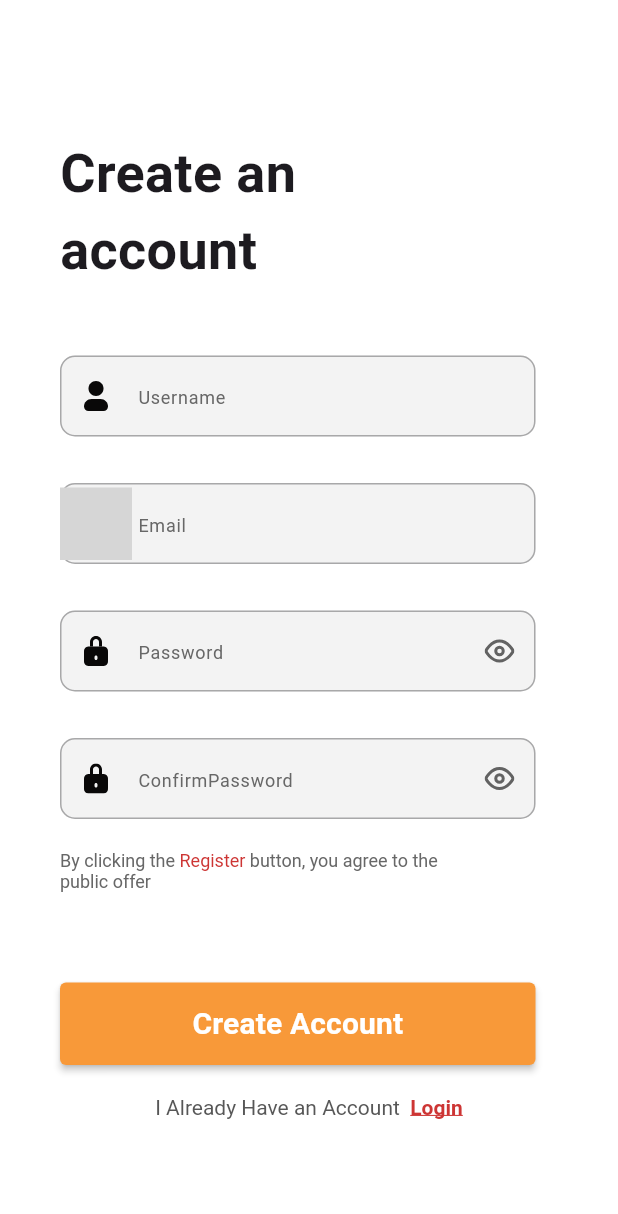
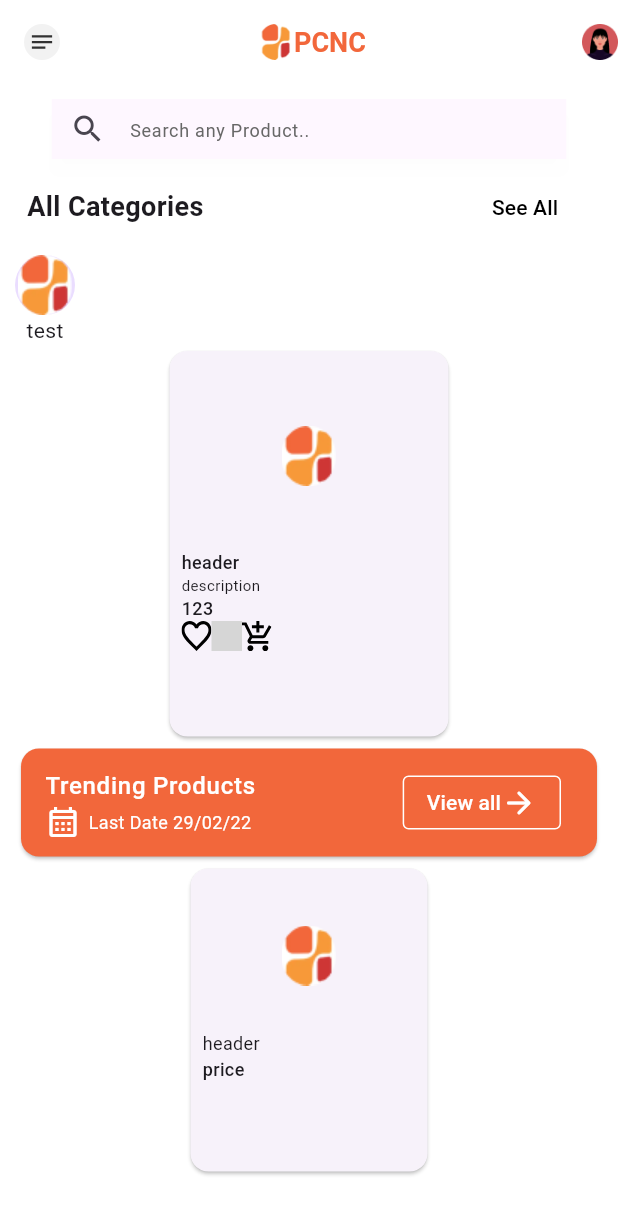
Before and after one commit to Natalia-Salameh/e-commerce, a Flutter app: the screen it shows after launch, on a phone screen of 412 x 824 dp. Shown: the top 1214 px of the screen. Run offline on Flutter 3.47's test engine with Material 3 defaults, Android fonts, the phone set to English and light mode, and no system bars; our stand-ins replace flutter_svg, get; Roboto replaces fonts that are missing (Montserrat, Poppins); grey boxes are pictures that could not be loaded.

Commit message:
Dashboard

```diff
--- a/lib/core/constants/colors.dart
+++ b/lib/core/constants/colors.dart
@@ -18,4 +18,6 @@ class CustomColors {
     Color.fromRGBO(9, 8, 8, 1),
     BlendMode.srcIn,
   );
+  static const Color pcncColor = Color.fromRGBO(242, 103, 59, 1);
+  static const Color homePageBackgroundColor = Color.fromRGBO(253, 253, 253, 1);
 }
--- a/lib/core/constants/iconasset.dart
+++ b/lib/core/constants/iconasset.dart
@@ -4,4 +4,10 @@ class CustomIconAsset {
   static const String email = "$rootIcons/Email.svg";
   static const String password = "$rootIcons/lock.svg";
   static const String eye = "$rootIcons/eye.svg";
+  static const String menu = "$rootIcons/menu.svg";
+  static const String avatar = "$rootIcons/av.png";
+  static const String logo2 = "$rootIcons/logo2.png";
+  static const String heart = "$rootIcons/heart.svg";
+  static const String save = "$rootIcons/Bookmark.svg";
+  static const String cart = "$rootIcons/cart.svg";
 }
--- a/lib/core/constants/routes.dart
+++ b/lib/core/constants/routes.dart
@@ -1,4 +1,5 @@
 class AppRoute {
   static const String signUp = "/signUp";
   static const String login = "/login";
+  static const String home = "/home";
 }
--- a/lib/core/navigation/routes.dart
+++ b/lib/core/navigation/routes.dart
@@ -1,9 +1,11 @@
 import 'package:ecommerce/core/constants/routes.dart';
 import 'package:ecommerce/features/auth/presentation/view/login.dart';
 import 'package:ecommerce/features/auth/presentation/view/signup.dart';
+import 'package:ecommerce/features/dashboard/presentation/view/home.dart';
 import 'package:get/get.dart';
 
 List<GetPage<dynamic>>? routes = [
   GetPage(name: AppRoute.signUp, page: () => SignUp()),
   GetPage(name: AppRoute.login, page: () => LogIn()),
+  GetPage(name: AppRoute.home, page: () => Home()),
 ];
--- /dev/null
+++ b/lib/core/shared/search.dart
@@ -0,0 +1,48 @@
+import 'package:ecommerce/core/constants/colors.dart';
+import 'package:ecommerce/core/constants/fonts.dart';
+import 'package:flutter/material.dart';
+
+class SearchWidget extends StatelessWidget {
+  final String hintText;
+  final Icon icon;
+
+  const SearchWidget({
+    super.key,
+    required this.hintText,
+    required this.icon,
+  });
+
+  @override
+  Widget build(BuildContext context) {
+    return Center(
+      child: SizedBox(
+        height: 40,
+        width: 343,
+        child: Material(
+          elevation: 5,
+          shadowColor: Color.fromRGBO(0, 0, 0, 0.04),
+          child: TextField(
+            decoration: InputDecoration(
+              contentPadding: const EdgeInsets.all(6),
+              fillColor: CustomColors.textFieldBackgroundColor,
+              hintText: hintText,
+              hintStyle: const TextStyle(
+                  color: CustomColors.textFieldHintColor,
+                  fontSize: 12,
+                  fontFamily: CustomFonts.montserrat),
+              prefixIcon: icon,
+              border: const OutlineInputBorder(
+                borderRadius: BorderRadius.all(Radius.circular(6)),
+                borderSide: BorderSide.none,
+              ),
+              focusedBorder: OutlineInputBorder(
+                borderRadius: BorderRadius.circular(6),
+                borderSide: const BorderSide(color: CustomColors.buttonColor),
+              ),
+            ),
+          ),
+        ),
+      ),
+    );
+  }
+}
--- /dev/null
+++ b/lib/features/dashboard/presentation/view/home.dart
@@ -0,0 +1,131 @@
+import 'package:ecommerce/core/constants/colors.dart';
+import 'package:ecommerce/core/constants/iconasset.dart';
+import 'package:ecommerce/core/shared/search.dart';
+import 'package:ecommerce/features/dashboard/presentation/widget/card.dart';
+import 'package:ecommerce/features/dashboard/presentation/widget/trendingcard.dart';
+import 'package:ecommerce/features/dashboard/presentation/widget/trendingproducts.dart';
+import 'package:flutter/material.dart';
+import 'package:flutter_svg/svg.dart';
+
+class Home extends StatelessWidget {
+  Home({super.key});
+
+  @override
+  Widget build(BuildContext context) {
+    return Scaffold(
+      backgroundColor: CustomColors.backgroundColor,
+      appBar: AppBar(
+        backgroundColor: CustomColors.backgroundColor,
+        leading: Builder(
+          builder: (context) {
+            return IconButton(
+              icon: SvgPicture.asset(
+                CustomIconAsset.menu,
+                height: 24,
+                width: 24,
+              ),
+              onPressed: () {
+                Scaffold.of(context).openDrawer();
+              },
+            );
+          },
+        ),
+        title: Padding(
+          padding: const EdgeInsets.all(100),
+          child: Row(
+            children: [
+              Image.asset(
+                CustomIconAsset.logo2,
+                height: 24,
+                width: 24,
+                fit: BoxFit.scaleDown,
+              ),
+              const Text(
+                "PCNC",
+                style: TextStyle(
+                    color: CustomColors.pcncColor,
+                    fontSize: 18,
+                    fontWeight: FontWeight.w700),
+              )
+            ],
+          ),
+        ),
+        actions: [
+          GestureDetector(
+            child: Image.asset(
+              CustomIconAsset.avatar,
+              height: 24,
+              width: 24,
+              fit: BoxFit.scaleDown,
+            ),
+            onTap: () {},
+          ),
+        ],
+      ),
+      drawer: Drawer(
+        child: MaterialButton(
+          onPressed: () {},
+          height: 5,
+          child: const Text("Log out"),
+        ),
+      ),
+      body: SingleChildScrollView(
+        child: Padding(
+          padding: const EdgeInsets.all(10),
+          child: Column(
+            children: [
+              const SearchWidget(
+                hintText: "Search any Product..",
+                icon: Icon(Icons.search),
+              ),
+              Padding(
+                padding: const EdgeInsets.all(8.0),
+                child: Row(
+                  mainAxisAlignment: MainAxisAlignment.spaceBetween,
+                  children: [
+                    const Text("All Categories",
+                        style: TextStyle(
+                            fontSize: 18, fontWeight: FontWeight.w600)),
+                    MaterialButton(
+                      onPressed: () {},
+                      child: const Text(
+                        "See All",
+                        style: TextStyle(color: Colors.black),
+                      ),
+                    ),
+                  ],
+                ),
+              ),
+              Row(
+                children: [
+                  Column(
+                    children: [
+                      CircleAvatar(
+                        child: Image.asset(CustomIconAsset.logo2),
+                      ),
+                      Text("test"),
+                    ],
+                  ),
+                ],
+              ),
+              // GridView.count(
+              //   crossAxisSpacing: 20,
+              //   mainAxisSpacing: 12,
+              //   crossAxisCount: 2,
+              //   children: [
+                  CardWidget(
+                    header: "header",
+                    description: "description",
+                    price: "123",
+                  ),
+              //   ],
+              // ),
+              TrendingProductsWidget(),
+              TrendingCardWidget(header: "header", price: "price")
+            ],
+          ),
+        ),
+      ),
+    );
+  }
+}
--- /dev/null
+++ b/lib/features/dashboard/presentation/widget/card.dart
@@ -0,0 +1,76 @@
+import 'package:ecommerce/core/constants/iconasset.dart';
+import 'package:flutter/material.dart';
+import 'package:flutter_svg/svg.dart';
+
+class CardWidget extends StatelessWidget {
+  final String header;
+  final String description;
+  final String price;
+
+  const CardWidget({
+    super.key,
+    required this.header,
+    required this.description,
+    required this.price,
+  });
+
+  @override
+  Widget build(BuildContext context) {
+    return Card(
+      child: Padding(
+        padding: const EdgeInsets.all(8.0),
+        child: SizedBox(
+          width: 170,
+          height: 241,
+          child: Column(
+            crossAxisAlignment: CrossAxisAlignment.stretch,
+            children: [
+              SizedBox(
+                  width: 170,
+                  height: 124,
+                  child: Image.asset(CustomIconAsset.logo2)),
+              Text(
+                header,
+                style: TextStyle(fontSize: 12, fontWeight: FontWeight.w500),
+              ),
+              Text(
+                description,
+                style: TextStyle(fontSize: 10, fontWeight: FontWeight.w400),
+              ),
+              Text(
+                price,
+                style: TextStyle(fontSize: 12, fontWeight: FontWeight.w500),
+              ),
+              Row(
+                children: [
+                  Row(
+                    children: [
+                      SvgPicture.asset(
+                        CustomIconAsset.heart,
+                        height: 20,
+                        width: 20,
+                        fit: BoxFit.scaleDown,
+                      ),
+                      SvgPicture.asset(
+                        CustomIconAsset.save,
+                        height: 20,
+                        width: 20,
+                        fit: BoxFit.scaleDown,
+                      ),
+                    ],
+                  ),
+                  SvgPicture.asset(
+                    CustomIconAsset.cart,
+                    height: 20,
+                    width: 20,
+                    fit: BoxFit.scaleDown,
+                  ),
+                ],
+              )
+            ],
+          ),
+        ),
+      ),
+    );
+  }
+}
--- /dev/null
+++ b/lib/features/dashboard/presentation/widget/trendingcard.dart
@@ -0,0 +1,43 @@
+import 'package:ecommerce/core/constants/iconasset.dart';
+import 'package:flutter/material.dart';
+
+class TrendingCardWidget extends StatelessWidget {
+  final String header;
+  final String price;
+
+  const TrendingCardWidget({
+    super.key,
+    required this.header,
+    required this.price,
+  });
+
+  @override
+  Widget build(BuildContext context) {
+    return Card(
+      child: Padding(
+        padding: const EdgeInsets.all(8.0),
+        child: SizedBox(
+          width: 142,
+          height: 186,
+          child: Column(
+            crossAxisAlignment: CrossAxisAlignment.stretch,
+            children: [
+              SizedBox(
+                  width: 142,
+                  height: 100,
+                  child: Image.asset(CustomIconAsset.logo2)),
+              Text(
+                header,
+                style: TextStyle(fontSize: 12, fontWeight: FontWeight.w400),
+              ),
+              Text(
+                price,
+                style: TextStyle(fontSize: 12, fontWeight: FontWeight.w500),
+              ),
+            ],
+          ),
+        ),
+      ),
+    );
+  }
+}
--- /dev/null
+++ b/lib/features/dashboard/presentation/widget/trendingproducts.dart
@@ -0,0 +1,54 @@
+import 'package:ecommerce/core/constants/colors.dart';
+import 'package:flutter/material.dart';
+
+class TrendingProductsWidget extends StatelessWidget {
+  const TrendingProductsWidget({
+    super.key,
+  });
+
+  @override
+  Widget build(BuildContext context) {
+    return Card(
+      color: CustomColors.pcncColor,
+      child: ListTile(
+        textColor: CustomColors.backgroundColor,
+        iconColor: CustomColors.backgroundColor,
+        title: const Text(
+          "Trending Products",
+          style: TextStyle(fontSize: 16, fontWeight: FontWeight.w500),
+        ),
+        subtitle: const Row(
+          children: [
+            Icon(Icons.calendar_month_outlined),
+            SizedBox(
+              width: 5,
+            ),
+            Text(
+              "Last Date 29/02/22",
+              style: TextStyle(fontSize: 12, fontWeight: FontWeight.w400),
+            ),
+          ],
+        ),
+        trailing: MaterialButton(
+          shape: RoundedRectangleBorder(
+              borderRadius: BorderRadius.circular(4),
+              side: const BorderSide(color: CustomColors.backgroundColor)),
+          onPressed: () {},
+          child: const Row(
+            mainAxisSize: MainAxisSize.min,
+            children: [
+              Text(
+                "View all",
+                style: TextStyle(color: CustomColors.backgroundColor),
+              ),
+              Icon(
+                Icons.arrow_forward_rounded,
+                color: CustomColors.backgroundColor,
+              )
+            ],
+          ),
+        ),
+      ),
+    );
+  }
+}
--- a/lib/main.dart
+++ b/lib/main.dart
@@ -14,7 +14,7 @@ class MainApp extends StatelessWidget {
   @override
   Widget build(BuildContext context) {
     return GetMaterialApp(
-      initialRoute: AppRoute.signUp,
+      initialRoute: AppRoute.home,
       getPages: routes,
       theme: AppTheme.lightTheme,
     );
--- a/pubspec.yaml
+++ b/pubspec.yaml
@@ -20,5 +20,4 @@ dev_dependencies:
 flutter:
   uses-material-design: true
   assets:
-    - assets/images/
     - assets/icons/
```
Also changed, not shown: assets/icons/av.png (added), assets/icons/avatar.svg (renamed from assets/images/avatar.svg), assets/icons/logo2.png (added), lib/core/shared/menu.dart (added), lib/features/dashboard/presentation/widget/navigation.dart (added), pubspec.lock.
